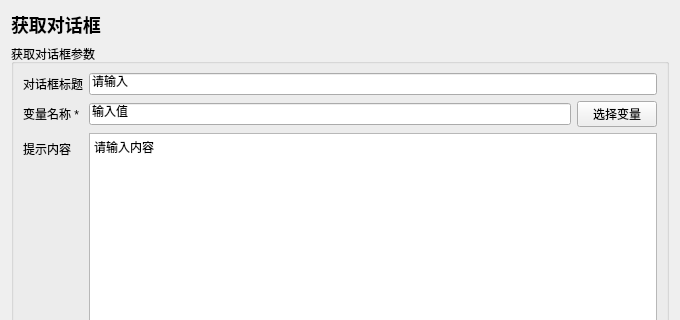
The window that instructions/获取变量/获取对话框/获取对话框.ui (714248411/AnClicker) describes before a commit, drawn with Qt 5; both pictures show x 0 to 680 and y 0 to 320 of the 680 by 700 pixel window.
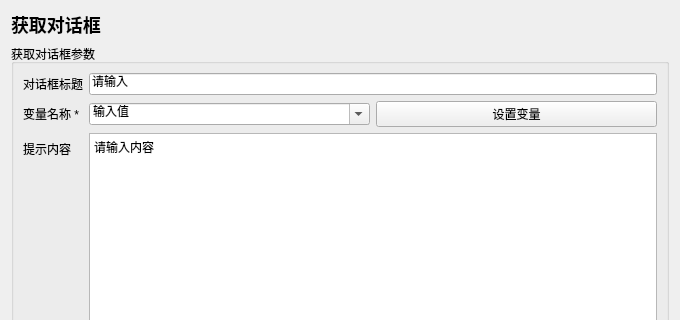
The same window after the commit.

```diff
--- a/instructions/获取变量/获取对话框/获取对话框.ui
+++ b/instructions/获取变量/获取对话框/获取对话框.ui
@@ -4,7 +4,7 @@
 <layout class="QVBoxLayout" name="rootLayout">
 <item><widget class="QLabel" name="titleLabel"><property name="text"><string>获取对话框</string></property><property name="styleSheet"><string>font-size: 18px; font-weight: 600;</string></property></widget></item>
 <item><widget class="QGroupBox" name="parameterGroupBox"><property name="title"><string>获取对话框参数</string></property><layout class="QFormLayout" name="parameterFormLayout"><item row="0" column="0"><widget class="QLabel" name="parameterLabel_0"><property name="text"><string>对话框标题</string></property></widget></item><item row="0" column="1"><widget class="QLineEdit" name="parameter_0"><property name="text"><string>请输入</string></property></widget></item>
-<item row="1" column="0"><widget class="QLabel" name="parameterLabel_1"><property name="text"><string>变量名称 *</string></property></widget></item><item row="1" column="1"><widget class="QWidget" name="parameterContainer_1" native="true"><layout class="QHBoxLayout" name="parameterLayout_1"><property name="leftMargin"><number>0</number></property><property name="topMargin"><number>0</number></property><property name="rightMargin"><number>0</number></property><property name="bottomMargin"><number>0</number></property><item><widget class="QLineEdit" name="parameter_1"><property name="text"><string>输入值</string></property></widget></item><item><widget class="QPushButton" name="auxiliary_1"><property name="text"><string>选择变量</string></property></widget></item></layout></widget></item>
+<item row="1" column="0"><widget class="QLabel" name="parameterLabel_1"><property name="text"><string>变量名称 *</string></property></widget></item><item row="1" column="1"><widget class="QWidget" name="parameterContainer_1" native="true"><layout class="QHBoxLayout" name="parameterLayout_1"><property name="leftMargin"><number>0</number></property><property name="topMargin"><number>0</number></property><property name="rightMargin"><number>0</number></property><property name="bottomMargin"><number>0</number></property><item><widget class="QComboBox" name="parameter_1"><property name="editable"><bool>true</bool></property><item><property name="text"><string>输入值</string></property></item></widget></item><item><widget class="QPushButton" name="auxiliary_1"><property name="text"><string>设置变量</string></property></widget></item></layout></widget></item>
 <item row="2" column="0"><widget class="QLabel" name="parameterLabel_2"><property name="text"><string>提示内容</string></property></widget></item><item row="2" column="1"><widget class="QPlainTextEdit" name="parameter_2"><property name="minimumSize"><size><width>0</width><height>80</height></size></property><property name="plainText"><string>请输入内容</string></property></widget></item></layout></widget></item>
 <item><spacer name="verticalSpacer"><property name="orientation"><enum>Qt::Vertical</enum></property><property name="sizeHint" stdset="0"><size><width>20</width><height>20</height></size></property></spacer></item>
 <item><widget class="QGroupBox" name="commonGroupBox"><property name="title"><string>通用参数</string></property><layout class="QFormLayout" name="commonFormLayout">
```
